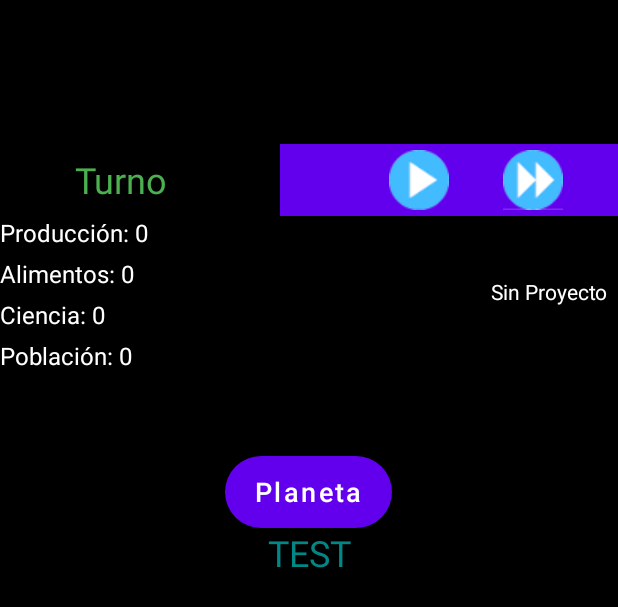
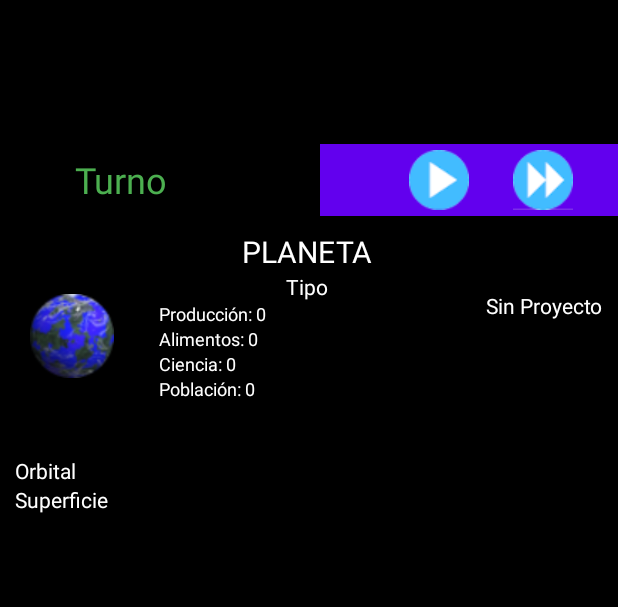
Before and after one commit to Manolek1975/Species_Java, an Android app: the layout planet_manager.xml on its own in the app's theme, with its tools: preview values and no code run, on a phone screen of 412 x 824 dp. Shown: the top 607 px of the screen. Run offline under Robolectric (Android 15) with nearby library versions, the phone set to English and light mode, and no system bars.

Commit message:
Refactor Planet Manager

```diff
--- a/app/src/main/java/com/species/DBHelper.java
+++ b/app/src/main/java/com/species/DBHelper.java
@@ -7,7 +7,7 @@ import android.database.sqlite.SQLiteOpenHelper;
 public class DBHelper extends SQLiteOpenHelper {
 
     // If you change the database schema, you must increment the database version.
-    public static final int DATABASE_VERSION = 1;
+    public static final int DATABASE_VERSION = 2;
     public static final String DATABASE_NAME = "species_db";
 
     public DBHelper(Context context) {
--- a/app/src/main/java/com/species/IPlanets.java
+++ b/app/src/main/java/com/species/IPlanets.java
@@ -12,6 +12,8 @@ public interface IPlanets {
     Planets getPlanetById(Context context, Integer id);
     List<Planets> getOwnPlanets(Context context, int specieId);
 
+    String getImagePlanet(Context context, Integer type);
+
     Planets getPlanetTarget(Context context, String planetName);
 
     void setPlanetXY(int id, int x, int y, Context context);
--- a/app/src/main/java/com/species/Planets.java
+++ b/app/src/main/java/com/species/Planets.java
@@ -164,7 +164,7 @@ public class Planets extends AppCompatActivity implements IPlanets, Serializable
     }
 
     //TODO Asignar imagen según el tipo de planeta
-    protected String getImagePlanet(Context context, Integer type) {
+    public String getImagePlanet(Context context, Integer type) {
         Resources res = context.getResources();
         String[] imagePlanet = res.getStringArray(R.array.image_planet);
         return imagePlanet[type-1];
--- a/app/src/main/res/layout/planet_manager.xml
+++ b/app/src/main/res/layout/planet_manager.xml
@@ -1,13 +1,12 @@
 <?xml version="1.0" encoding="utf-8"?>
 <androidx.constraintlayout.widget.ConstraintLayout xmlns:android="http://schemas.android.com/apk/res/android"
     xmlns:app="http://schemas.android.com/apk/res-auto"
-    xmlns:tools="http://schemas.android.com/tools"
     android:background="@color/black"
     android:layout_width="match_parent"
     android:layout_height="match_parent" >
 
     <LinearLayout
-        android:id="@+id/idGalaxyLayout"
+        android:id="@+id/PlanetLayout"
         android:layout_width="0dp"
         android:layout_height="0dp"
         android:layout_marginTop="96dp"
@@ -18,8 +17,10 @@
         app:layout_constraintTop_toTopOf="parent">
 
         <LinearLayout
+            android:id="@+id/TurnoLayout"
             android:layout_width="match_parent"
             android:layout_height="wrap_content"
+            android:weightSum="3"
             android:orientation="horizontal">
 
             <TextView
@@ -36,7 +37,7 @@
 
             <Button
                 android:id="@+id/advanceTurn"
-                android:layout_width="wrap_content"
+                android:layout_width="48dp"
                 android:layout_height="48dp"
                 android:layout_weight="1"
                 android:background="@color/black"
@@ -48,7 +49,7 @@
 
             <Button
                 android:id="@+id/advanceFast"
-                android:layout_width="wrap_content"
+                android:layout_width="48dp"
                 android:layout_height="48dp"
                 android:layout_weight="1"
                 android:background="@color/black"
@@ -62,74 +63,84 @@
         <LinearLayout
             android:layout_width="match_parent"
             android:layout_height="wrap_content"
-            android:baselineAligned="false"
-            android:orientation="horizontal"
-            android:weightSum="4">
+            android:weightSum="4"
+            android:orientation="horizontal">
+
+            <ImageView
+                android:id="@+id/imagePlanet"
+                android:layout_width="120dp"
+                android:layout_height="120dp"
+                android:layout_margin="20dp"
+                android:layout_weight="1"
+                android:contentDescription="@string/TODO"
+                android:onClick="runSistem"
+                app:srcCompat="@drawable/icon_planet_congenial" />
 
             <LinearLayout
-                android:layout_width="wrap_content"
+                android:layout_width="match_parent"
                 android:layout_height="match_parent"
-                android:layout_weight="1"
+                android:layout_weight="3"
+                android:padding="10dp"
                 android:orientation="vertical">
+
+                <TextView
+                    android:id="@+id/planetName"
+                    android:layout_width="match_parent"
+                    android:layout_height="wrap_content"
+                    android:textAlignment="center"
+                    android:textSize="20sp"
+                    android:textColor="@color/white"
+                    android:text="PLANETA" />
+
+                <TextView
+                    android:id="@+id/planetType"
+                    android:layout_width="match_parent"
+                    android:layout_height="wrap_content"
+                    android:textAlignment="center"
+                    android:textSize="14sp"
+                    android:textColor="@color/white"
+                    android:text="Tipo" />
 
                 <TextView
                     android:id="@+id/textIndustry"
                     android:layout_width="wrap_content"
                     android:layout_height="wrap_content"
-                    android:layout_marginBottom="5dp"
+                    android:textSize="12sp"
                     android:text="@string/text_producion"
-                    android:textColor="@color/white"
-                    android:textSize="16sp" />
+                    android:textColor="@color/white" />
 
                 <TextView
                     android:id="@+id/textProsperity"
                     android:layout_width="wrap_content"
                     android:layout_height="wrap_content"
-                    android:layout_marginBottom="5dp"
+                    android:textSize="12sp"
                     android:text="@string/text_prosperidad"
-                    android:textColor="@color/white"
-                    android:textSize="16sp" />
+                    android:textColor="@color/white" />
 
                 <TextView
                     android:id="@+id/textResearch"
                     android:layout_width="wrap_content"
                     android:layout_height="wrap_content"
-                    android:layout_marginBottom="5dp"
+                    android:textSize="12sp"
                     android:text="@string/text_investigación"
-                    android:textColor="@color/white"
-                    android:textSize="16sp" />
+                    android:textColor="@color/white" />
 
                 <TextView
                     android:id="@+id/textPopulation"
                     android:layout_width="wrap_content"
                     android:layout_height="wrap_content"
-                    android:layout_marginBottom="5dp"
+                    android:textSize="12sp"
                     android:text="@string/text_poblacion"
-                    android:textColor="@color/white"
-                    android:textSize="16sp" />
-            </LinearLayout>
+                    android:textColor="@color/white" />
 
-            <LinearLayout
-
-                android:layout_width="wrap_content"
-                android:layout_height="match_parent"
-                android:layout_weight="2"
-                android:orientation="vertical">
-
-                <ImageView
-                    android:id="@+id/viewPopulation"
-                    android:layout_width="wrap_content"
-                    android:layout_height="wrap_content"
-                    android:contentDescription="@string/TODO"
-                    android:scaleType="centerCrop"
-                    android:src="@drawable/population_view" />
 
             </LinearLayout>
 
             <LinearLayout
                 android:layout_width="wrap_content"
-                android:layout_height="match_parent"
-                android:layout_weight="1"
+                android:layout_height="wrap_content"
+                android:layout_weight="2"
+                android:padding="10dp"
                 android:gravity="center_vertical"
                 android:orientation="vertical">
 
@@ -137,14 +148,15 @@
                     android:id="@+id/textProyecto"
                     android:layout_width="match_parent"
                     android:layout_height="wrap_content"
+                    android:maxWidth="100dp"
                     android:gravity="center_horizontal"
-                    android:paddingBottom="40dp"
+                    android:paddingTop="40dp"
                     android:onClick="runBuilds"
-                    android:text="@string/proyecto"
+                    android:text="@string/sin_proyecto"
                     android:textColor="@color/white" />
 
                 <ImageButton
-                    android:id="@+id/buildButton"
+                    android:id="@+id/proyectoButton"
                     android:layout_width="match_parent"
                     android:layout_height="wrap_content"
                     android:layout_gravity="center_horizontal"
@@ -164,66 +176,47 @@
                     android:textColor="@color/white" />
 
             </LinearLayout>
-
         </LinearLayout>
 
-        <LinearLayout
-            android:id="@+id/planetLayout"
+        <TextView
+            android:id="@+id/textView2"
             android:layout_width="match_parent"
             android:layout_height="wrap_content"
-            android:orientation="vertical">
+            android:textColor="@color/white"
+            android:paddingStart="10dp"
+            android:paddingEnd="10dp"
+            android:text="Orbital" />
 
-            <ImageView
-                android:id="@+id/planetView"
-                android:layout_width="wrap_content"
+        <ScrollView
+            android:layout_width="match_parent"
+            android:layout_height="wrap_content">
+
+            <LinearLayout
+                android:layout_width="match_parent"
                 android:layout_height="wrap_content"
-                android:background="@color/black"
-                android:contentDescription="@string/TODO"
-                android:scaleType="centerCrop"
-                tools:ignore="ImageContrastCheck" />
+                android:orientation="horizontal" />
+        </ScrollView>
 
-        </LinearLayout>
-
-        <LinearLayout
-            android:id="@+id/messageLayout"
+        <TextView
+            android:id="@+id/textView3"
             android:layout_width="match_parent"
             android:layout_height="wrap_content"
-            android:orientation="vertical">
+            android:textColor="@color/white"
+            android:paddingStart="10dp"
+            android:paddingEnd="10dp"
+            android:text="Superficie" />
 
-            <Button
-                android:id="@+id/planetName"
-                android:layout_width="wrap_content"
-                android:layout_height="wrap_content"
-                android:background="@drawable/roundedbutton"
-                android:layout_gravity="center"
-                android:paddingHorizontal="20dp"
-                android:backgroundTint="#0C2030"
-                android:onClick="runSistem"
-                android:text="@string/planeta"
-                android:textAllCaps="false"
-                android:textColor="@color/white"
-                android:textSize="18sp" />
+        <ScrollView
+            android:layout_width="match_parent"
+            android:layout_height="wrap_content">
 
-            <TextView
-                android:id="@+id/planetDesc"
+            <LinearLayout
                 android:layout_width="match_parent"
                 android:layout_height="wrap_content"
-                android:gravity="center"
-                android:text="@string/test"
-                android:textColor="@color/teal_700"
-                android:textSize="24sp" />
+                android:orientation="vertical" />
+        </ScrollView>
 
-            <TextView
-                android:id="@+id/textMessage"
-                android:layout_width="match_parent"
-                android:layout_height="wrap_content"
-                android:gravity="center"
-                android:textColor="@color/design_default_color_error"
-                android:textSize="18sp"
-                app:layout_constraintStart_toStartOf="parent"
-                app:layout_constraintTop_toBottomOf="@+id/planetView" />
 
-        </LinearLayout>
     </LinearLayout>
 
 </androidx.constraintlayout.widget.ConstraintLayout>
--- a/app/src/main/res/values/strings.xml
+++ b/app/src/main/res/values/strings.xml
@@ -23,7 +23,7 @@
     <string name="text_investigación">Ciencia: 0</string>
     <string name="text_poblacion">Población: 0</string>
     <string name="message_type_planet">Planeta Medio Rico</string>
-    <string name="proyecto">Sin Proyecto</string>
+    <string name="sin_proyecto">Sin Proyecto</string>
     <string name="turno">Turno</string>
     <string name="turno_normal">Turno</string>
     <string name="turno_rapido">Turno</string>
@@ -39,4 +39,5 @@
         Construye una nave con un sensor para escanear la superficie</string>
 
 
+
 </resources>
```
Also changed, not shown: app/src/main/java/com/species/DBSurfaces.java (+5 -8 lines), app/src/main/java/com/species/Game.java (+0 -21 lines), app/src/main/java/com/species/ISurfaces.java (added, +12 -0 lines), app/src/main/java/com/species/PlanetManager.java (+37 -323 lines), app/src/main/java/com/species/Surfaces.java (+84 -62 lines), 1 other file.
